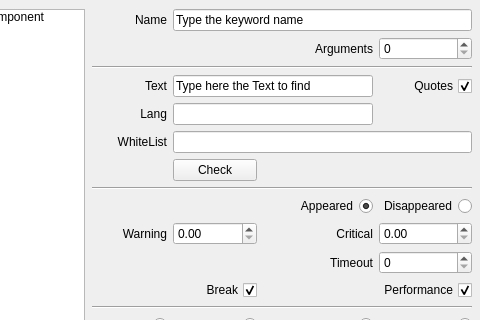
First picture: the form in alyvix/extra/robotide/qt_ui/alyvix_text_finder_properties_view.ui, repository alyvix/alyvix, before the edit; both pictures show x 81 to 561 and y 0 to 320 of the 561 by 534 pixel window.
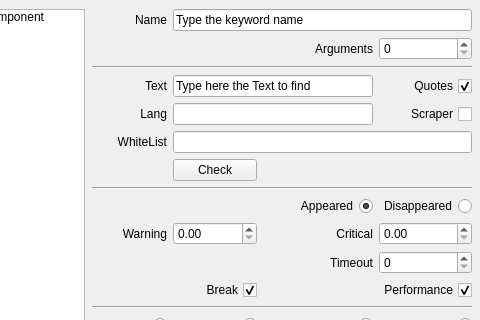
Second picture: the form after the edit.

Commit message: object finder scraper

The edit to the form file:
```diff
--- a/alyvix/extra/robotide/qt_ui/alyvix_text_finder_properties_view.ui
+++ b/alyvix/extra/robotide/qt_ui/alyvix_text_finder_properties_view.ui
@@ -930,6 +930,22 @@
        </attribute>
       </widget>
      </item>
+     <item row="5" column="3">
+      <widget class="QCheckBox" name="enable_scraper">
+       <property name="enabled">
+        <bool>true</bool>
+       </property>
+       <property name="layoutDirection">
+        <enum>Qt::RightToLeft</enum>
+       </property>
+       <property name="text">
+        <string>Scraper</string>
+       </property>
+       <property name="checked">
+        <bool>false</bool>
+       </property>
+      </widget>
+     </item>
     </layout>
    </widget>
   </widget>
```
The commit also changes 7 other files.
